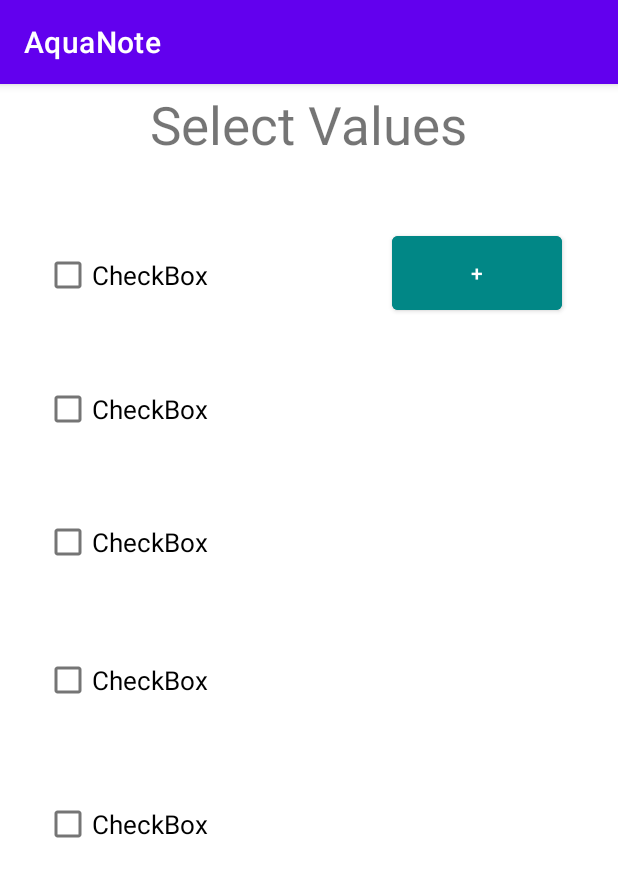
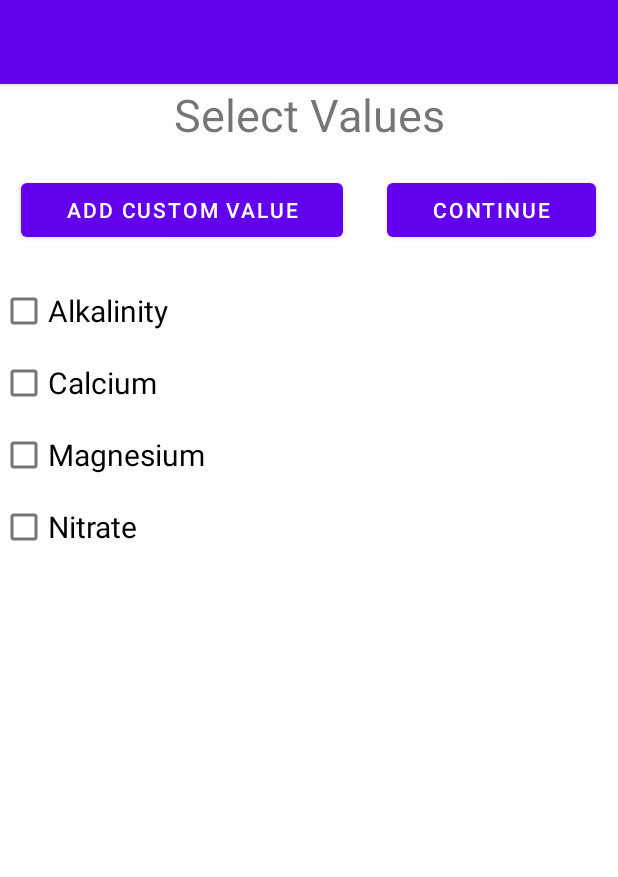
Before and after one commit to ObachtMichi/AquaNote, an Android app: the SelectValuesStart screen opened directly, with no data from a screen before it, on a phone screen of 412 x 824 dp. Shown: the top 877 px of the screen. Run offline under Robolectric (Android 15) with nearby library versions, the light colour scheme and no system bars.

Commit message:
SelectValues Custom

```diff
--- a/app/src/main/AndroidManifest.xml
+++ b/app/src/main/AndroidManifest.xml
@@ -15,7 +15,8 @@
         tools:targetApi="31">
         <activity
             android:name=".SelectValuesStart"
-            android:exported="false" />
+            android:exported="false"
+            android:label=""/>
         <activity
             android:name=".MainActivity"
             android:exported="true"
--- a/app/src/main/java/com/example/aquanote/MainActivity.java
+++ b/app/src/main/java/com/example/aquanote/MainActivity.java
@@ -24,8 +24,6 @@ public class MainActivity extends AppCompatActivity {
         volumeAquaInput = (EditText) findViewById(R.id.volumeAquaInput);
         buttonSelectValue = (Button) findViewById(R.id.buttonSelectValue);
 
-
-
     }
 
     public void nextActivity(View v){
--- a/app/src/main/java/com/example/aquanote/SelectValuesStart.java
+++ b/app/src/main/java/com/example/aquanote/SelectValuesStart.java
@@ -3,12 +3,66 @@ package com.example.aquanote;
 import androidx.appcompat.app.AppCompatActivity;
 
 import android.os.Bundle;
+import android.view.View;
+import android.widget.Button;
+import android.widget.CheckBox;
 
 public class SelectValuesStart extends AppCompatActivity {
+
+    private Button addCustomValue;
+    private CheckBox customOne;
+    private CheckBox customTwo;
+    private CheckBox customThree;
+    private CheckBox customFour;
+    private CheckBox customFive;
+    private CheckBox customSix;
+    private CheckBox customSeven;
+    private CheckBox tmp = customOne;
+
+
 
     @Override
     protected void onCreate(Bundle savedInstanceState) {
         super.onCreate(savedInstanceState);
         setContentView(R.layout.activity_select_values_start);
+        addCustomValue = (Button) findViewById(R.id.addCustomValue);
+        customOne = (CheckBox) findViewById(R.id.customOne);
+        customTwo = (CheckBox) findViewById(R.id.customTwo);
+        customThree = (CheckBox) findViewById(R.id.customThree);
+        customFour = (CheckBox) findViewById(R.id.customFour);
+        customFive = (CheckBox) findViewById(R.id.customFive);
+        customSix = (CheckBox) findViewById(R.id.customSix);
+        customSeven = (CheckBox) findViewById(R.id.customSeven);
+        addCustomValueButtonAction();
+
+    }
+
+
+    public void addCustomValueButtonAction(){ //TODO Auflistung von oben nach unten weiterer CustomValues
+
+                addCustomValue.setOnClickListener(new View.OnClickListener() {
+                    @Override
+                    public void onClick(View view) {
+                        customOne.setAlpha(1);
+                        customOne.setClickable(true);
+                    }
+                });;
+
+                addCustomValue.setOnClickListener(new View.OnClickListener() {
+                    @Override
+                    public void onClick(View view) {
+                        customTwo.setAlpha(1);
+                        customTwo.setClickable(true);
+                    }
+                });;
+
+        addCustomValue.setOnClickListener(new View.OnClickListener() {
+            @Override
+            public void onClick(View view) {
+                customThree.setAlpha(1);
+                customThree.setClickable(true);
+            }
+        });;
+
     }
 }
--- a/app/src/main/res/layout/activity_main.xml
+++ b/app/src/main/res/layout/activity_main.xml
@@ -21,6 +21,7 @@
             android:layout_width="match_parent"
             android:layout_height="match_parent"
             android:layout_weight="1"
+            android:gravity="center"
             android:text="Erforderlich *"
             android:textSize="20dp" />
 
@@ -38,7 +39,7 @@
     <ImageButton
         android:layout_width="match_parent"
         android:layout_height="213dp"
-        android:layout_weight="0.5"
+        android:layout_weight="1"
         android:src="@drawable/ic_launcher_background"
         tools:ignore="SpeakableTextPresentCheck" />
 
@@ -46,21 +47,23 @@
             android:layout_width="match_parent"
             android:layout_height="wrap_content"
             android:orientation="horizontal"
-            android:layout_weight="0.1">
+            android:layout_weight="0.5">
 
             <TextView
                 android:layout_width="match_parent"
-                android:layout_height="wrap_content"
+                android:layout_height="match_parent"
                 android:hint="Name: *"
                 android:textSize="30dp"
+                android:gravity="center_vertical"
                 android:layout_weight="1"
                 android:textColor="@color/black"/>
 
         <EditText
             android:id="@+id/nameAquaInput"
             android:layout_width="match_parent"
-            android:layout_height="wrap_content"
+            android:layout_height="match_parent"
             android:layout_weight="1"
+            android:textSize="20dp"
             android:hint=""
             tools:ignore="SpeakableTextPresentCheck,TouchTargetSizeCheck" />
         </LinearLayout>
@@ -72,8 +75,9 @@
         android:layout_weight="0.5">
         <TextView
             android:layout_width="match_parent"
-            android:layout_height="wrap_content"
+            android:layout_height="match_parent"
             android:hint="Total Volume: "
+            android:gravity="center_vertical"
             android:textSize="30dp"
             android:layout_weight="1"
             android:textColor="@color/black"/>
@@ -81,11 +85,19 @@
         <EditText
             android:id="@+id/volumeAquaInput"
             android:layout_width="match_parent"
-            android:layout_height="wrap_content"
+            android:layout_height="match_parent"
             android:layout_weight="1"
+            android:textSize="20dp"
             android:hint=""
             android:minHeight="48dp"
             tools:ignore="SpeakableTextPresentCheck" />
     </LinearLayout>
 
+    <TextView
+        android:layout_width="match_parent"
+        android:layout_height="wrap_content"
+        android:layout_weight="1">
+
+    </TextView>
+
 </LinearLayout>
--- a/app/src/main/res/layout/activity_select_values_start.xml
+++ b/app/src/main/res/layout/activity_select_values_start.xml
@@ -1,100 +1,160 @@
 <?xml version="1.0" encoding="utf-8"?>
-<androidx.constraintlayout.widget.ConstraintLayout xmlns:android="http://schemas.android.com/apk/res/android"
+<LinearLayout xmlns:android="http://schemas.android.com/apk/res/android"
     xmlns:app="http://schemas.android.com/apk/res-auto"
     xmlns:tools="http://schemas.android.com/tools"
     android:layout_width="match_parent"
     android:layout_height="match_parent"
+    android:orientation="vertical"
     tools:context=".SelectValuesStart">
 
+
+
     <TextView
-        android:id="@+id/immSelectValues"
-        android:layout_width="wrap_content"
+        android:layout_width="match_parent"
         android:layout_height="wrap_content"
         android:text="Select Values"
-        android:textSize="35dp"
-        app:layout_constraintBottom_toBottomOf="parent"
-        app:layout_constraintEnd_toEndOf="parent"
-        app:layout_constraintHorizontal_bias="0.497"
-        app:layout_constraintStart_toStartOf="parent"
-        app:layout_constraintTop_toTopOf="parent"
-        app:layout_constraintVertical_bias="0.005" />
+        android:gravity="center"
+        android:textSize="30dp"/>
+    <TextView
+        android:layout_width="match_parent"
+        android:layout_height="wrap_content"/>
+    <LinearLayout
+        android:layout_width="match_parent"
+        android:layout_height="wrap_content"
+        android:orientation="horizontal">
+        <TextView
+            android:layout_width="wrap_content"
+            android:layout_height="match_parent"
+            android:layout_weight="0.5"/>
+        <Button
+            android:layout_width="wrap_content"
+            android:layout_height="match_parent"
+            android:layout_weight="1"
+            android:text="Add custom Value"
+            android:id="@+id/addCustomValue">
+        </Button>
+        <TextView
+            android:layout_width="wrap_content"
+            android:layout_height="match_parent"
+            android:layout_weight="1">
+        </TextView>
+        <Button
+            android:layout_width="wrap_content"
+            android:layout_height="match_parent"
+            android:layout_weight="1"
+            android:text="Continue">
+        </Button>
+        <TextView
+            android:layout_width="wrap_content"
+            android:layout_height="match_parent"
+            android:layout_weight="0.5"/>
+
+    </LinearLayout>
+
+    <TextView
+        android:layout_width="match_parent"
+        android:layout_height="wrap_content"/>
+
+
+<LinearLayout
+        android:layout_width="match_parent"
+        android:layout_height="wrap_content"
+        android:orientation="vertical">
+
+        <CheckBox
+            android:id="@+id/checkAlkalinity"
+            android:layout_width="match_parent"
+            android:layout_height="match_parent"
+            android:textSize="20dp"
+            android:text="Alkalinity" />
+        <CheckBox
+            android:id="@+id/checkBox"
+            android:layout_width="match_parent"
+            android:layout_height="match_parent"
+            android:textSize="20dp"
+            android:text="Calcium" />
+        <CheckBox
+            android:id="@+id/checkBox"
+            android:layout_width="match_parent"
+            android:layout_height="match_parent"
+            android:textSize="20dp"
+            android:text="Magnesium" />
+        <CheckBox
+            android:id="@+id/checkBox"
+            android:layout_width="match_parent"
+            android:layout_height="match_parent"
+            android:textSize="20dp"
+            android:text="Nitrate" />
 
     <CheckBox
-        android:id="@+id/checkBox"
-        android:layout_width="174dp"
-        android:layout_height="59dp"
-        android:text="CheckBox"
-        android:textSize="17sp"
-        app:layout_constraintBottom_toBottomOf="parent"
-        app:layout_constraintEnd_toEndOf="parent"
-        app:layout_constraintHorizontal_bias="0.122"
-        app:layout_constraintStart_toStartOf="parent"
-        app:layout_constraintTop_toTopOf="@+id/immSelectValues"
-        app:layout_constraintVertical_bias="0.134" />
+        android:id="@+id/customOne"
+        android:layout_width="match_parent"
+        android:layout_height="match_parent"
+        android:textSize="20dp"
+        android:clickable="false"
+        android:alpha="0"
+        android:text="X" />
+    <CheckBox
+        android:id="@+id/customTwo"
+        android:layout_width="match_parent"
+        android:layout_height="match_parent"
+        android:textSize="20dp"
+        android:clickable="false"
+        android:alpha="0"
+        android:text="X" />
+    <CheckBox
+        android:id="@+id/customThree"
+        android:layout_width="match_parent"
+        android:layout_height="match_parent"
+        android:textSize="20dp"
+        android:clickable="false"
+        android:alpha="0"
+        android:text="X" />
+    <CheckBox
+        android:id="@+id/customFour"
+        android:layout_width="match_parent"
+        android:layout_height="match_parent"
+        android:textSize="20dp"
+        android:clickable="false"
+        android:alpha="0"
+        android:text="X" />
+    <CheckBox
+        android:id="@+id/customFive"
+        android:layout_width="match_parent"
+        android:layout_height="match_parent"
+        android:textSize="20dp"
+        android:clickable="false"
+        android:alpha="0"
+        android:text="X" />
+    <CheckBox
+        android:id="@+id/customSix"
+        android:layout_width="match_parent"
+        android:layout_height="match_parent"
+        android:textSize="20dp"
+        android:clickable="false"
+        android:alpha="0"
+        android:text="X" />
+    <CheckBox
+        android:id="@+id/customSix"
+        android:layout_width="match_parent"
+        android:layout_height="match_parent"
+        android:textSize="20dp"
+        android:alpha="0"
+        android:clickable="false"
+        android:text="X" />
+    <CheckBox
+        android:id="@+id/customSeven"
+        android:layout_width="match_parent"
+        android:layout_height="match_parent"
+        android:textSize="20dp"
+        android:alpha="0"
+        android:clickable="false"
+        android:text="X" />
+    </LinearLayout>
 
-    <CheckBox
-        android:id="@+id/checkBox4"
-        android:layout_width="174dp"
-        android:layout_height="59dp"
-        android:text="CheckBox"
-        android:textSize="17sp"
-        app:layout_constraintBottom_toBottomOf="parent"
-        app:layout_constraintEnd_toEndOf="parent"
-        app:layout_constraintHorizontal_bias="0.122"
-        app:layout_constraintStart_toStartOf="parent"
-        app:layout_constraintTop_toTopOf="@+id/immSelectValues"
-        app:layout_constraintVertical_bias="0.261" />
 
-    <CheckBox
-        android:id="@+id/checkBox5"
-        android:layout_width="174dp"
-        android:layout_height="59dp"
-        android:text="CheckBox"
-        android:textSize="17sp"
-        app:layout_constraintBottom_toBottomOf="parent"
-        app:layout_constraintEnd_toEndOf="parent"
-        app:layout_constraintHorizontal_bias="0.122"
-        app:layout_constraintStart_toStartOf="parent"
-        app:layout_constraintTop_toTopOf="@+id/immSelectValues"
-        app:layout_constraintVertical_bias="0.387" />
 
-    <CheckBox
-        android:id="@+id/checkBox6"
-        android:layout_width="174dp"
-        android:layout_height="59dp"
-        android:text="CheckBox"
-        android:textSize="17sp"
-        app:layout_constraintBottom_toBottomOf="parent"
-        app:layout_constraintEnd_toEndOf="parent"
-        app:layout_constraintHorizontal_bias="0.122"
-        app:layout_constraintStart_toStartOf="parent"
-        app:layout_constraintTop_toTopOf="@+id/immSelectValues"
-        app:layout_constraintVertical_bias="0.517" />
 
-    <CheckBox
-        android:id="@+id/checkBox7"
-        android:layout_width="174dp"
-        android:layout_height="59dp"
-        android:text="CheckBox"
-        android:textSize="17sp"
-        app:layout_constraintBottom_toBottomOf="parent"
-        app:layout_constraintEnd_toEndOf="parent"
-        app:layout_constraintHorizontal_bias="0.122"
-        app:layout_constraintStart_toStartOf="parent"
-        app:layout_constraintTop_toTopOf="@+id/immSelectValues"
-        app:layout_constraintVertical_bias="0.653" />
 
-    <Button
-        android:id="@+id/button"
-        android:layout_width="113dp"
-        android:layout_height="61dp"
-        android:backgroundTint="@color/teal_700"
-        android:text="+"
-        app:layout_constraintBottom_toBottomOf="parent"
-        app:layout_constraintEnd_toEndOf="parent"
-        app:layout_constraintHorizontal_bias="0.875"
-        app:layout_constraintStart_toStartOf="parent"
-        app:layout_constraintTop_toTopOf="parent"
-        app:layout_constraintVertical_bias="0.135" />
 
-</androidx.constraintlayout.widget.ConstraintLayout>
+</LinearLayout>
```
